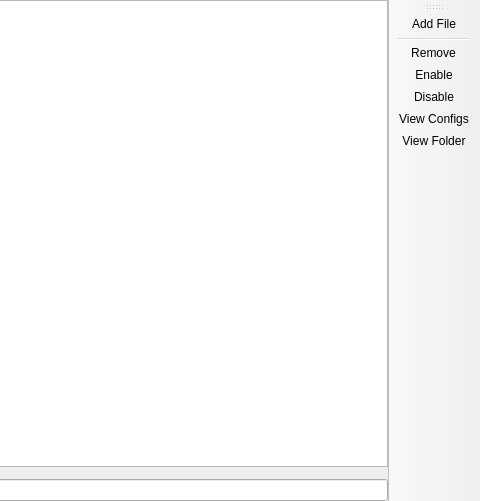
FreesmTeam/FreesmLauncher, file launcher/ui/pages/instance/ExternalResourcesPage.ui: the form before one commit; both pictures show x 562 to 1042 and y 0 to 501 of the 1042 by 501 pixel window.
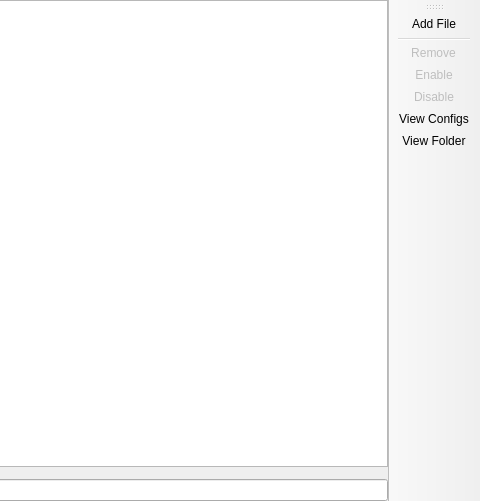
The form after the commit. Custom widgets are drawn as their Qt base class.

Diff of the .ui file:
```diff
--- a/launcher/ui/pages/instance/ExternalResourcesPage.ui
+++ b/launcher/ui/pages/instance/ExternalResourcesPage.ui
@@ -102,6 +102,9 @@
    </property>
   </action>
   <action name="actionRemoveItem">
+   <property name="enabled">
+    <bool>false</bool>
+   </property>
    <property name="text">
     <string>&amp;Remove</string>
    </property>
@@ -110,6 +113,9 @@
    </property>
   </action>
   <action name="actionEnableItem">
+   <property name="enabled">
+    <bool>false</bool>
+   </property>
    <property name="text">
     <string>&amp;Enable</string>
    </property>
@@ -118,6 +124,9 @@
    </property>
   </action>
   <action name="actionDisableItem">
+   <property name="enabled">
+    <bool>false</bool>
+   </property>
    <property name="text">
     <string>&amp;Disable</string>
    </property>
```
Left out of the diff: 2 changed lines with no effect on the pictures.
